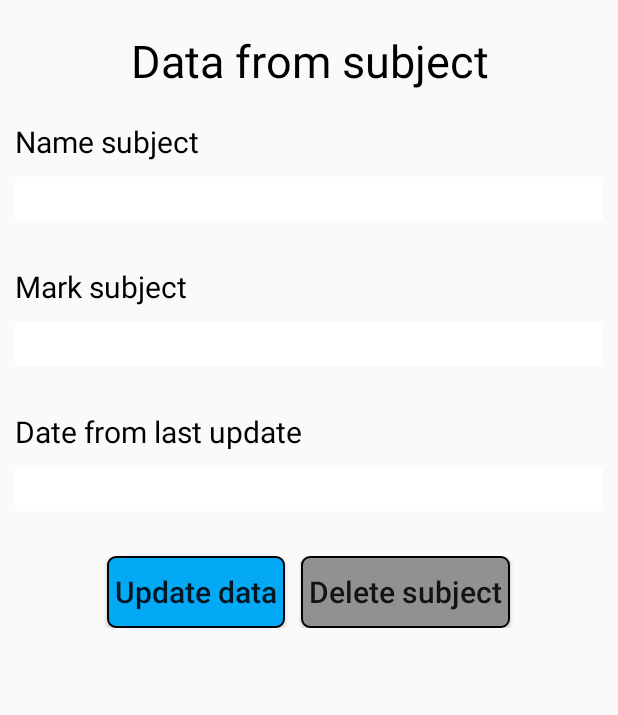
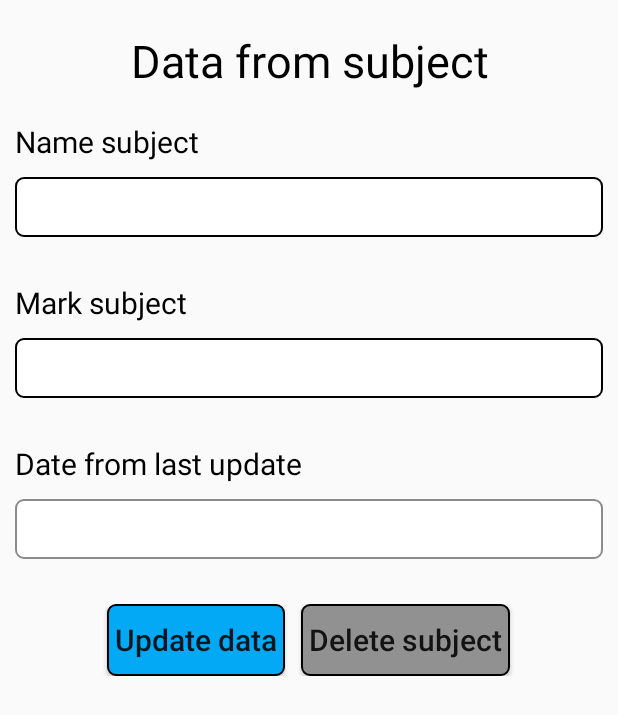
Before and after one commit to SergiodelaMata/nativeAndroidApplicationBasic, an Android app: the CheckModifyDeleteActivity screen opened directly, with no data from a screen before it, on a phone screen of 412 x 824 dp. Shown: the top 715 px of the screen. Run offline under Robolectric (Android 15) with nearby library versions, the phone set to English and light mode, and no system bars; 5 statements that could not run were skipped.

Commit message:
:bug: Corrected naming from same files. :sparkles: Added minor changes to how it is show the input files to insert or update data from a subject. :sparkles: Added new rounded rectangle with white background and gray borders.

```diff
--- /dev/null
+++ b/app/src/main/res/drawable/rounded_rectangle_white_border_gray.xml
@@ -0,0 +1,7 @@
+<?xml version="1.0" encoding="utf-8"?>
+<shape xmlns:android="http://schemas.android.com/apk/res/android"
+    android:shape="rectangle">
+    <corners android:radius="5dp" />
+    <stroke android:width="1dp" android:color="#8C8C8C" />
+    <solid android:color="#FFFFFF" />
+</shape>
--- a/app/src/main/res/layout/activity_check_modify_delete.xml
+++ b/app/src/main/res/layout/activity_check_modify_delete.xml
@@ -65,8 +65,12 @@
             android:id="@+id/nameSubject"
             android:layout_width="match_parent"
             android:layout_height="wrap_content"
+            android:paddingStart="5sp"
+            android:paddingEnd="5sp"
+            android:paddingTop="5sp"
+            android:paddingBottom="5sp"
             android:textSize="22sp"
-            android:background="@color/white"
+            android:background="@drawable/rounded_rectangle_white"
             android:textColor="@color/black"
             android:gravity="start"
             android:inputType="text" />
@@ -93,8 +97,12 @@
             android:id="@+id/markSubject"
             android:layout_width="match_parent"
             android:layout_height="wrap_content"
+            android:paddingStart="5sp"
+            android:paddingEnd="5sp"
+            android:paddingTop="5sp"
+            android:paddingBottom="5sp"
             android:textSize="22sp"
-            android:background="@color/white"
+            android:background="@drawable/rounded_rectangle_white"
             android:textColor="@color/black"
             android:gravity="start"
             android:inputType="numberDecimal"/>
@@ -122,9 +130,13 @@
             android:id="@+id/dateLastUpdateText"
             android:layout_width="match_parent"
             android:layout_height="wrap_content"
+            android:paddingStart="5sp"
+            android:paddingEnd="5sp"
+            android:paddingTop="5sp"
+            android:paddingBottom="5sp"
             android:textSize="22sp"
-            android:background="@color/white"
-            android:textColor="@color/black"
+            android:background="@drawable/rounded_rectangle_white_border_gray"
+            android:textColor="@color/gray"
             android:gravity="start"/>
     </LinearLayout>
     <LinearLayout
@@ -147,7 +159,7 @@
             android:paddingEnd="5dp"
             android:textSize="20sp"
             android:textAllCaps="false"
-            android:background="@drawable/rounded_rectangule_blue"
+            android:background="@drawable/rounded_rectangle_blue"
             android:text="@string/ModifyDataSubject">
         </Button>
         <!-- Botón para eliminar la asignatura -->
@@ -160,7 +172,7 @@
             android:paddingEnd="5dp"
             android:textSize="20sp"
             android:textAllCaps="false"
-            android:background="@drawable/rounded_rectangule_gray"
+            android:background="@drawable/rounded_rectangle_gray"
             android:text="@string/DeleteDataSubject">
         </Button>
     </LinearLayout>
--- a/app/src/main/res/layout/activity_main.xml
+++ b/app/src/main/res/layout/activity_main.xml
@@ -41,7 +41,7 @@
             android:paddingEnd="5dp"
             android:textSize="20sp"
             android:textAllCaps="false"
-            android:background="@drawable/rounded_rectangule_green"
+            android:background="@drawable/rounded_rectangle_green"
             android:text="@string/AddText">
         </Button>
     </LinearLayout>
```
Also changed, not shown: app/src/main/java/com/example/nativeandroidapplicationbasic/DynamicTable.java (+4 -4 lines), app/src/main/res/layout/activity_insert_subject.xml (+9 -3 lines), app/src/main/res/drawable/rounded_rectangle_blue.xml (renamed from app/src/main/res/drawable/rounded_rectangule_blue.xml), app/src/main/res/drawable/rounded_rectangle_gray.xml (renamed from app/src/main/res/drawable/rounded_rectangule_gray.xml), app/src/main/res/drawable/rounded_rectangle_green.xml (renamed from app/src/main/res/drawable/rounded_rectangule_green.xml), app/src/main/res/drawable/rounded_rectangle_red.xml (renamed from app/src/main/res/drawable/rounded_rectangule_red.xml), app/src/main/res/drawable/rounded_rectangle_white.xml (renamed from app/src/main/res/drawable/rounded_rectangule_white.xml), app/src/main/res/drawable/rounded_rectangle_yellow.xml (renamed from app/src/main/res/drawable/rounded_rectangule_yellow.xml).
